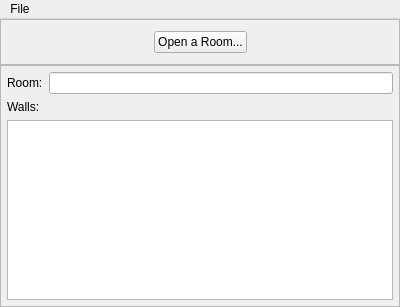
This is propeditor.ui in millertime-homework/ERG-PropEditor as Qt 5 draws it before an edit. The edited form follows.
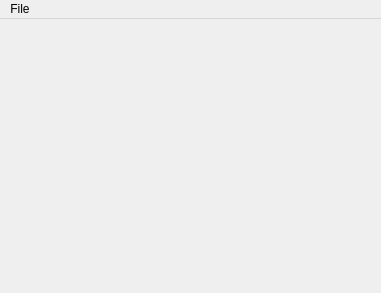
This is the edited form.

Commit message: can open multiple rooms

Diff of the .ui file:
```diff
--- a/propeditor.ui
+++ b/propeditor.ui
@@ -6,116 +6,20 @@
    <rect>
     <x>0</x>
     <y>0</y>
-    <width>400</width>
-    <height>307</height>
+    <width>381</width>
+    <height>293</height>
    </rect>
   </property>
   <property name="windowTitle">
    <string>PropEditor</string>
   </property>
-  <widget class="QWidget" name="centralWidget">
-   <layout class="QVBoxLayout" name="verticalLayout">
-    <property name="spacing">
-     <number>0</number>
-    </property>
-    <property name="margin">
-     <number>0</number>
-    </property>
-    <item>
-     <widget class="QFrame" name="frame">
-      <property name="frameShape">
-       <enum>QFrame::StyledPanel</enum>
-      </property>
-      <property name="frameShadow">
-       <enum>QFrame::Raised</enum>
-      </property>
-      <layout class="QGridLayout" name="gridLayout">
-       <item row="0" column="1">
-        <widget class="QPushButton" name="openButton">
-         <property name="text">
-          <string>Open a Room...</string>
-         </property>
-        </widget>
-       </item>
-       <item row="0" column="0">
-        <spacer name="horizontalSpacer">
-         <property name="orientation">
-          <enum>Qt::Horizontal</enum>
-         </property>
-         <property name="sizeHint" stdset="0">
-          <size>
-           <width>40</width>
-           <height>20</height>
-          </size>
-         </property>
-        </spacer>
-       </item>
-       <item row="0" column="2">
-        <spacer name="horizontalSpacer_2">
-         <property name="orientation">
-          <enum>Qt::Horizontal</enum>
-         </property>
-         <property name="sizeHint" stdset="0">
-          <size>
-           <width>40</width>
-           <height>20</height>
-          </size>
-         </property>
-        </spacer>
-       </item>
-      </layout>
-     </widget>
-    </item>
-    <item>
-     <widget class="QFrame" name="frame_2">
-      <property name="frameShape">
-       <enum>QFrame::StyledPanel</enum>
-      </property>
-      <property name="frameShadow">
-       <enum>QFrame::Raised</enum>
-      </property>
-      <layout class="QGridLayout" name="gridLayout_2">
-       <property name="margin">
-        <number>6</number>
-       </property>
-       <property name="spacing">
-        <number>6</number>
-       </property>
-       <item row="0" column="0">
-        <widget class="QLabel" name="label">
-         <property name="text">
-          <string>Room:</string>
-         </property>
-        </widget>
-       </item>
-       <item row="0" column="1">
-        <widget class="QLineEdit" name="room">
-         <property name="readOnly">
-          <bool>true</bool>
-         </property>
-        </widget>
-       </item>
-       <item row="1" column="0">
-        <widget class="QLabel" name="label_2">
-         <property name="text">
-          <string>Walls:</string>
-         </property>
-        </widget>
-       </item>
-       <item row="2" column="0" colspan="2">
-        <widget class="QListWidget" name="walls"/>
-       </item>
-      </layout>
-     </widget>
-    </item>
-   </layout>
-  </widget>
+  <widget class="QWidget" name="centralWidget"/>
   <widget class="QMenuBar" name="menuBar">
    <property name="geometry">
     <rect>
      <x>0</x>
      <y>0</y>
-     <width>400</width>
+     <width>381</width>
      <height>22</height>
     </rect>
    </property>
```
Left out of the diff: 3 changed lines with no effect on the pictures. The commit also changes 6 other files.
